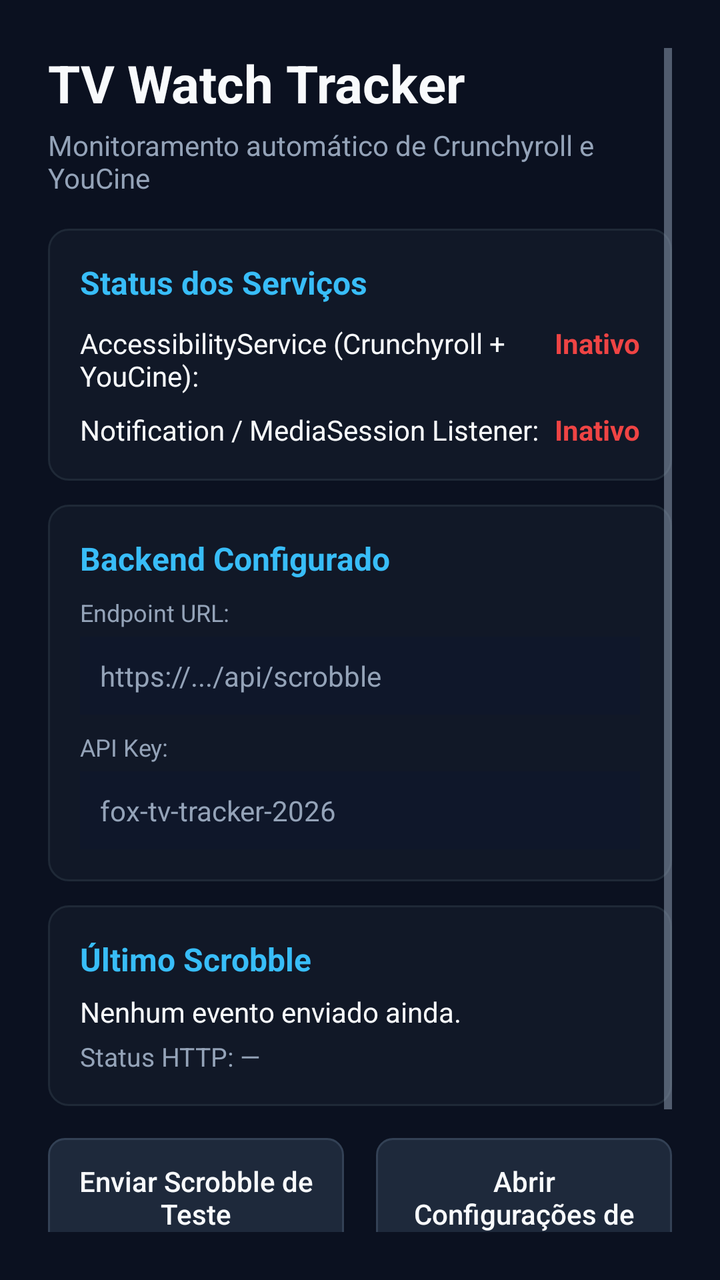
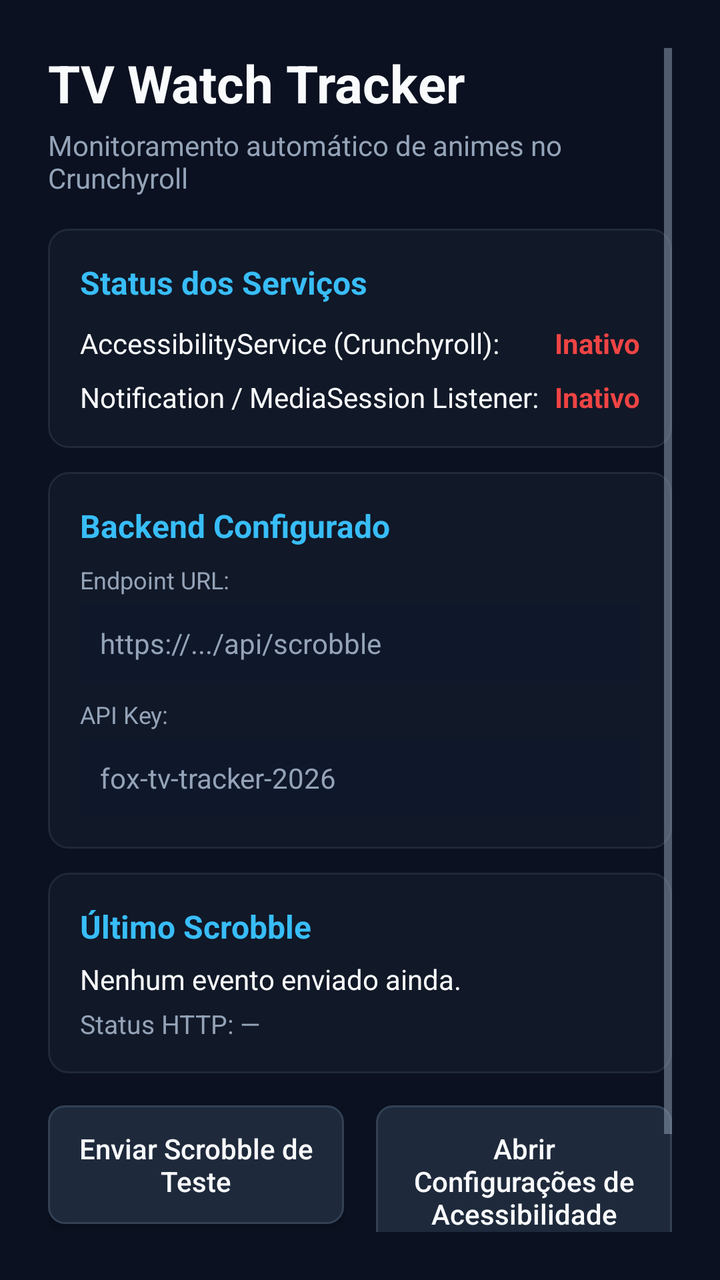

Before-and-after screenshots of an Android layout around one commit, followed by the original layout XML and the change that was made.
<!-- AndroidManifest.xml: application theme Theme.TVWatchTracker -->
<!-- res/layout/activity_main.xml -->
<?xml version="1.0" encoding="utf-8"?>
<ScrollView xmlns:android="http://schemas.android.com/apk/res/android"
    android:layout_width="match_parent"
    android:layout_height="match_parent"
    android:background="@color/bg_dark"
    android:fillViewport="true"
    android:padding="24dp">

    <LinearLayout
        android:layout_width="match_parent"
        android:layout_height="wrap_content"
        android:orientation="vertical">

        <TextView
            android:layout_width="wrap_content"
            android:layout_height="wrap_content"
            android:text="TV Watch Tracker"
            android:textColor="@color/text_primary"
            android:textSize="26sp"
            android:textStyle="bold" />

        <TextView
            android:layout_width="wrap_content"
            android:layout_height="wrap_content"
            android:layout_marginTop="4dp"
            android:text="Monitoramento automático de Crunchyroll e YouCine"
            android:textColor="@color/text_secondary"
            android:textSize="14sp" />

        
        <LinearLayout
            android:layout_width="match_parent"
            android:layout_height="wrap_content"
            android:layout_marginTop="16dp"
            android:background="@drawable/tv_card_bg"
            android:orientation="vertical"
            android:padding="16dp">

            <TextView
                android:layout_width="wrap_content"
                android:layout_height="wrap_content"
                android:text="Status dos Serviços"
                android:textColor="@color/accent_blue"
                android:textSize="16sp"
                android:textStyle="bold" />

            <LinearLayout
                android:layout_width="match_parent"
                android:layout_height="wrap_content"
                android:layout_marginTop="10dp"
                android:orientation="horizontal">

                <TextView
                    android:layout_width="0dp"
                    android:layout_height="wrap_content"
                    android:layout_weight="1"
                    android:text="AccessibilityService (Crunchyroll + YouCine):"
                    android:textColor="@color/text_primary"
                    android:textSize="14sp" />

                <TextView
                    android:id="@+id/tvAccessibilityStatus"
                    android:layout_width="wrap_content"
                    android:layout_height="wrap_content"
                    android:text="Inativo"
                    android:textColor="@color/status_error"
                    android:textSize="14sp"
                    android:textStyle="bold" />
            </LinearLayout>

            <LinearLayout
                android:layout_width="match_parent"
                android:layout_height="wrap_content"
                android:layout_marginTop="8dp"
                android:orientation="horizontal">

                <TextView
                    android:layout_width="0dp"
                    android:layout_height="wrap_content"
                    android:layout_weight="1"
                    android:text="Notification / MediaSession Listener:"
                    android:textColor="@color/text_primary"
                    android:textSize="14sp" />

                <TextView
                    android:id="@+id/tvMediaListenerStatus"
                    android:layout_width="wrap_content"
                    android:layout_height="wrap_content"
                    android:text="Inativo"
                    android:textColor="@color/status_error"
                    android:textSize="14sp"
                    android:textStyle="bold" />
            </LinearLayout>
        </LinearLayout>

        
        <LinearLayout
            android:layout_width="match_parent"
            android:layout_height="wrap_content"
            android:layout_marginTop="12dp"
            android:background="@drawable/tv_card_bg"
            android:orientation="vertical"
            android:padding="16dp">

            <TextView
                android:layout_width="wrap_content"
                android:layout_height="wrap_content"
                android:text="Backend Configurado"
                android:textColor="@color/accent_blue"
                android:textSize="16sp"
                android:textStyle="bold" />

            <TextView
                android:layout_width="wrap_content"
                android:layout_height="wrap_content"
                android:layout_marginTop="8dp"
                android:text="Endpoint URL:"
                android:textColor="@color/text_secondary"
                android:textSize="12sp" />

            <EditText
                android:id="@+id/etEndpointUrl"
                android:layout_width="match_parent"
                android:layout_height="wrap_content"
                android:layout_marginTop="4dp"
                android:background="#0F172A"
                android:focusable="true"
                android:hint="https://.../api/scrobble"
                android:inputType="textUri"
                android:padding="10dp"
                android:singleLine="true"
                android:textColor="@color/text_primary"
                android:textColorHint="@color/text_secondary"
                android:textSize="14sp" />

            <TextView
                android:layout_width="wrap_content"
                android:layout_height="wrap_content"
                android:layout_marginTop="8dp"
                android:text="API Key:"
                android:textColor="@color/text_secondary"
                android:textSize="12sp" />

            <EditText
                android:id="@+id/etApiKey"
                android:layout_width="match_parent"
                android:layout_height="wrap_content"
                android:layout_marginTop="4dp"
                android:background="#0F172A"
                android:focusable="true"
                android:hint="fox-tv-tracker-2026"
                android:inputType="text"
                android:padding="10dp"
                android:singleLine="true"
                android:textColor="@color/text_primary"
                android:textColorHint="@color/text_secondary"
                android:textSize="14sp" />
        </LinearLayout>

        
        <LinearLayout
            android:layout_width="match_parent"
            android:layout_height="wrap_content"
            android:layout_marginTop="12dp"
            android:background="@drawable/tv_card_bg"
            android:orientation="vertical"
            android:padding="16dp">

            <TextView
                android:layout_width="wrap_content"
                android:layout_height="wrap_content"
                android:text="Último Scrobble"
                android:textColor="@color/accent_blue"
                android:textSize="16sp"
                android:textStyle="bold" />

            <TextView
                android:id="@+id/tvLastScrobbleItem"
                android:layout_width="match_parent"
                android:layout_height="wrap_content"
                android:layout_marginTop="6dp"
                android:text="Nenhum evento enviado ainda."
                android:textColor="@color/text_primary"
                android:textSize="14sp" />

            <TextView
                android:id="@+id/tvLastHttpStatus"
                android:layout_width="match_parent"
                android:layout_height="wrap_content"
                android:layout_marginTop="4dp"
                android:text="Status HTTP: —"
                android:textColor="@color/text_secondary"
                android:textSize="13sp" />
        </LinearLayout>

        
        <LinearLayout
            android:layout_width="match_parent"
            android:layout_height="wrap_content"
            android:layout_marginTop="16dp"
            android:orientation="horizontal">

            <Button
                android:id="@+id/btnTestScrobble"
                android:layout_width="0dp"
                android:layout_height="wrap_content"
                android:layout_marginEnd="8dp"
                android:layout_weight="1"
                android:background="@drawable/tv_button_bg"
                android:focusable="true"
                android:padding="12dp"
                android:text="Enviar Scrobble de Teste"
                android:textAllCaps="false"
                android:textColor="@color/text_primary"
                android:textSize="14sp" />

            <Button
                android:id="@+id/btnOpenAccessibility"
                android:layout_width="0dp"
                android:layout_height="wrap_content"
                android:layout_marginStart="8dp"
                android:layout_weight="1"
                android:background="@drawable/tv_button_bg"
                android:focusable="true"
                android:padding="12dp"
                android:text="Abrir Configurações de Acessibilidade"
                android:textAllCaps="false"
                android:textColor="@color/text_primary"
                android:textSize="14sp" />
        </LinearLayout>

        <LinearLayout
            android:layout_width="match_parent"
            android:layout_height="wrap_content"
            android:layout_marginTop="10dp"
            android:orientation="horizontal">

            <Button
                android:id="@+id/btnSaveConfig"
                android:layout_width="0dp"
                android:layout_height="wrap_content"
                android:layout_marginEnd="8dp"
                android:layout_weight="1"
                android:background="@drawable/tv_button_bg"
                android:focusable="true"
                android:padding="12dp"
                android:text="Salvar URL e API Key"
                android:textAllCaps="false"
                android:textColor="@color/text_primary"
                android:textSize="14sp" />

            <Button
                android:id="@+id/btnOpenNotifications"
                android:layout_width="0dp"
                android:layout_height="wrap_content"
                android:layout_marginStart="8dp"
                android:layout_weight="1"
                android:background="@drawable/tv_button_bg"
                android:focusable="true"
                android:padding="12dp"
                android:text="Abrir Acesso a Notificações"
                android:textAllCaps="false"
                android:textColor="@color/text_primary"
                android:textSize="14sp" />
        </LinearLayout>

    </LinearLayout>
</ScrollView>
<!-- resources referenced by this layout -->
<resources>
  <color name="accent_blue">#38BDF8</color>
  <color name="bg_dark">#0B1120</color>
  <color name="status_error">#EF4444</color>
  <color name="text_primary">#F8FAFC</color>
  <color name="text_secondary">#94A3B8</color>
  <!-- drawable tv_button_bg (drawable) -->
  <?xml version="1.0" encoding="utf-8"?>
  <selector xmlns:android="http://schemas.android.com/apk/res/android">
      <item android:state_focused="true">
          <shape android:shape="rectangle">
              <solid android:color="#0284C7" />
              <corners android:radius="8dp" />
              <stroke android:width="3dp" android:color="#FFFFFF" />
          </shape>
      </item>
      <item android:state_pressed="true">
          <shape android:shape="rectangle">
              <solid android:color="#0369A1" />
              <corners android:radius="8dp" />
          </shape>
      </item>
      <item>
          <shape android:shape="rectangle">
              <solid android:color="#1E293B" />
              <corners android:radius="8dp" />
              <stroke android:width="1dp" android:color="#334155" />
          </shape>
      </item>
  </selector>
  <!-- drawable tv_card_bg (drawable) -->
  <?xml version="1.0" encoding="utf-8"?>
  <shape xmlns:android="http://schemas.android.com/apk/res/android"
      android:shape="rectangle">
      <solid android:color="@color/card_bg" />
      <corners android:radius="10dp" />
      <stroke android:width="1dp" android:color="@color/card_border" />
  </shape>
  <style name="Theme.TVWatchTracker" parent="Theme.AppCompat.NoActionBar">
          <item name="android:windowBackground">@color/bg_dark</item>
          <item name="android:colorBackground">@color/bg_dark</item>
          <item name="android:textColorPrimary">@color/text_primary</item>
          <item name="android:textColorSecondary">@color/text_secondary</item>
          <item name="colorAccent">@color/accent_blue</item>
      </style>
  <color name="card_bg">#111827</color>
  <color name="card_border">#1F2937</color>
</resources>

<!-- the commit's change to res/layout/activity_main.xml (unified diff, before → after) -->
@@ -23,7 +23,7 @@
             android:layout_width="wrap_content"
             android:layout_height="wrap_content"
             android:layout_marginTop="4dp"
-            android:text="Monitoramento automático de Crunchyroll e YouCine"
+            android:text="Monitoramento automático de animes no Crunchyroll"
             android:textColor="@color/text_secondary"
             android:textSize="14sp" />
 
@@ -54,7 +54,7 @@
                     android:layout_width="0dp"
                     android:layout_height="wrap_content"
                     android:layout_weight="1"
-                    android:text="AccessibilityService (Crunchyroll + YouCine):"
+                    android:text="AccessibilityService (Crunchyroll):"
                     android:textColor="@color/text_primary"
                     android:textSize="14sp" />
 
